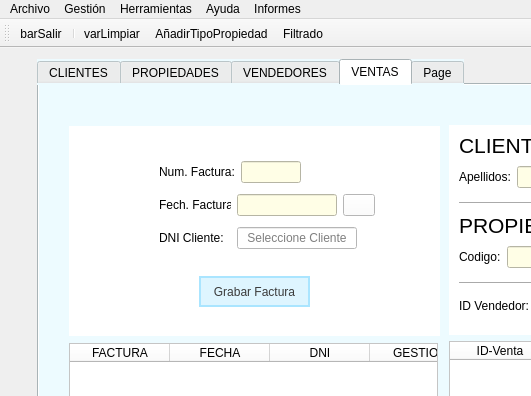
Before: the Qt Designer form templates/venPrincipal.ui in EvanSilva/ProyectoDI-2, drawn with Qt 5; both pictures show x 0 to 531 and y 0 to 396 of the 1311 by 846 pixel window.
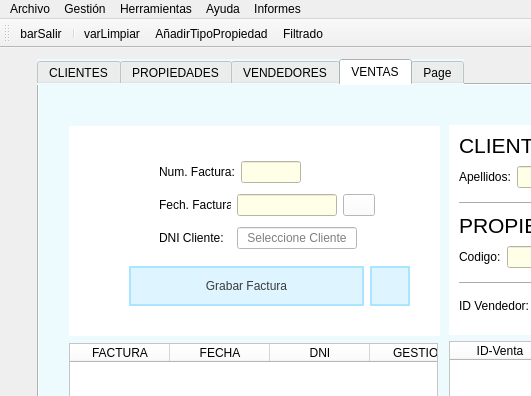
After: the same form once the commit is applied. Icons and pictures are not drawn.

Commit message: somewhat do informe de factura

The edit to the form file:
```diff
--- a/templates/venPrincipal.ui
+++ b/templates/venPrincipal.ui
@@ -3366,24 +3366,6 @@
            <property name="frameShadow">
             <enum>QFrame::Raised</enum>
            </property>
-           <widget class="QPushButton" name="btnGrabarFactura">
-            <property name="geometry">
-             <rect>
-              <x>130</x>
-              <y>150</y>
-              <width>111</width>
-              <height>31</height>
-             </rect>
-            </property>
-            <property name="styleSheet">
-             <string notr="true">background-color: rgb(222, 245, 255);
-color: rgb(59, 59, 59);
-border: 2px solid rgb(170, 229, 255); </string>
-            </property>
-            <property name="text">
-             <string>Grabar Factura</string>
-            </property>
-           </widget>
            <widget class="QWidget" name="layoutWidget">
             <property name="geometry">
              <rect>
@@ -3605,6 +3587,73 @@
              </item>
             </layout>
            </widget>
+           <widget class="QWidget" name="">
+            <property name="geometry">
+             <rect>
+              <x>60</x>
+              <y>130</y>
+              <width>281</width>
+              <height>61</height>
+             </rect>
+            </property>
+            <layout class="QHBoxLayout" name="horizontalLayout_22">
+             <item>
+              <widget class="QPushButton" name="btnGrabarFactura">
+               <property name="minimumSize">
+                <size>
+                 <width>0</width>
+                 <height>40</height>
+                </size>
+               </property>
+               <property name="styleSheet">
+                <string notr="true">background-color: rgb(222, 245, 255);
+color: rgb(59, 59, 59);
+border: 2px solid rgb(170, 229, 255); </string>
+               </property>
+               <property name="text">
+                <string>Grabar Factura</string>
+               </property>
+              </widget>
+             </item>
+             <item>
+              <widget class="QPushButton" name="btnGenFac">
+               <property name="minimumSize">
+                <size>
+                 <width>20</width>
+                 <height>40</height>
+                </size>
+               </property>
+               <property name="maximumSize">
+                <size>
+                 <width>40</width>
+                 <height>16777215</height>
+                </size>
+               </property>
+               <property name="autoFillBackground">
+                <bool>false</bool>
+               </property>
+               <property name="styleSheet">
+                <string notr="true">background-color: rgb(222, 245, 255);
+color: rgb(59, 59, 59);
+border: 2px solid rgb(170, 229, 255); </string>
+               </property>
+               <property name="text">
+                <string/>
+               </property>
+               <property name="icon">
+                <iconset>
+                 <normaloff>../img/informe.ico</normaloff>../img/informe.ico</iconset>
+               </property>
+               <property name="checkable">
+                <bool>false</bool>
+               </property>
+               <property name="flat">
+                <bool>false</bool>
+               </property>
+              </widget>
+             </item>
+            </layout>
+           </widget>
           </widget>
          </item>
          <item>
```
The commit also changes 24 other files.
